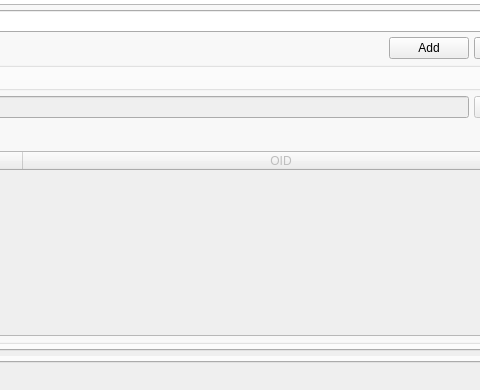
The window that UI/controlcenter.ui (xloem/spot-on-svn) describes before a commit, drawn with Qt 5; both pictures show x 610 to 1090 and y 296 to 686 of the 1196 by 686 pixel window.
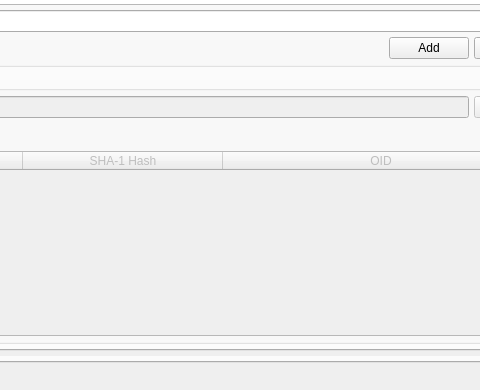
The same window after the commit. The open tabs and pages were chosen to show the change. Icons and pictures are not drawn. Custom widgets are drawn as their Qt base class.

Commit message: Provide means of computing the SHA-1 hash for files.

Patch:
```diff
--- a/UI/controlcenter.ui
+++ b/UI/controlcenter.ui
@@ -4663,6 +4663,11 @@
                         <string>File</string>
                        </property>
                       </column>
+                      <column>
+                       <property name="text">
+                        <string>SHA-1 Hash</string>
+                       </property>
+                      </column>
                       <column>
                        <property name="text">
                         <string>OID</string>
```
Left out of the diff: 5 changed lines with no effect on the pictures. The commit also changes 6 other files.
